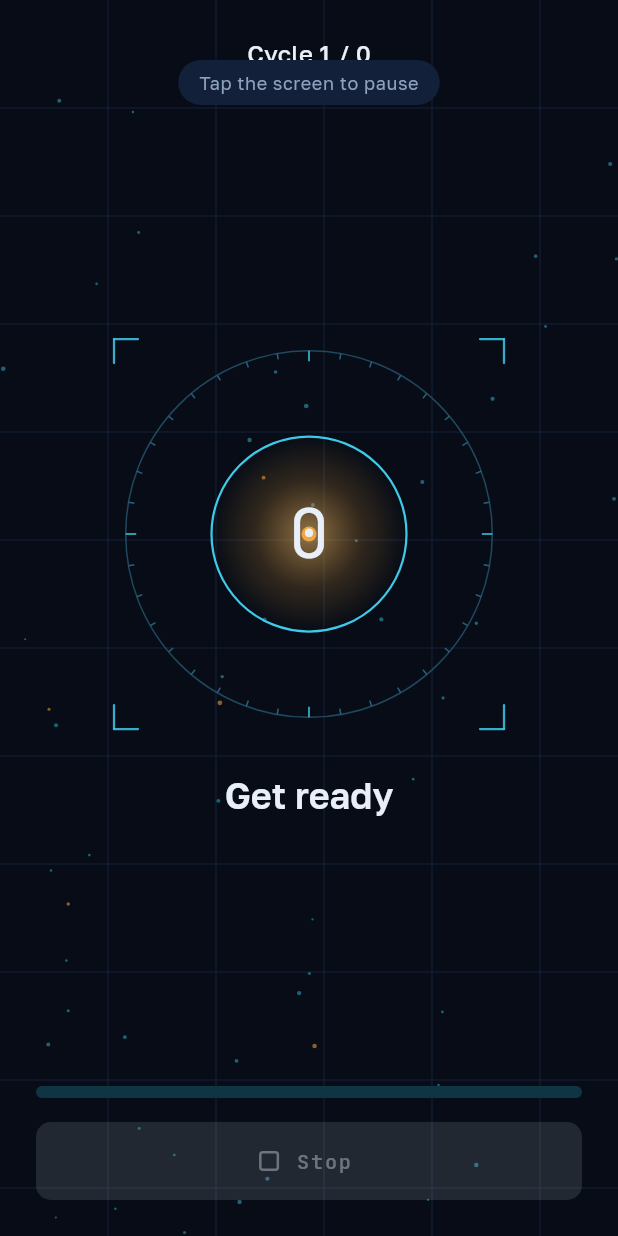
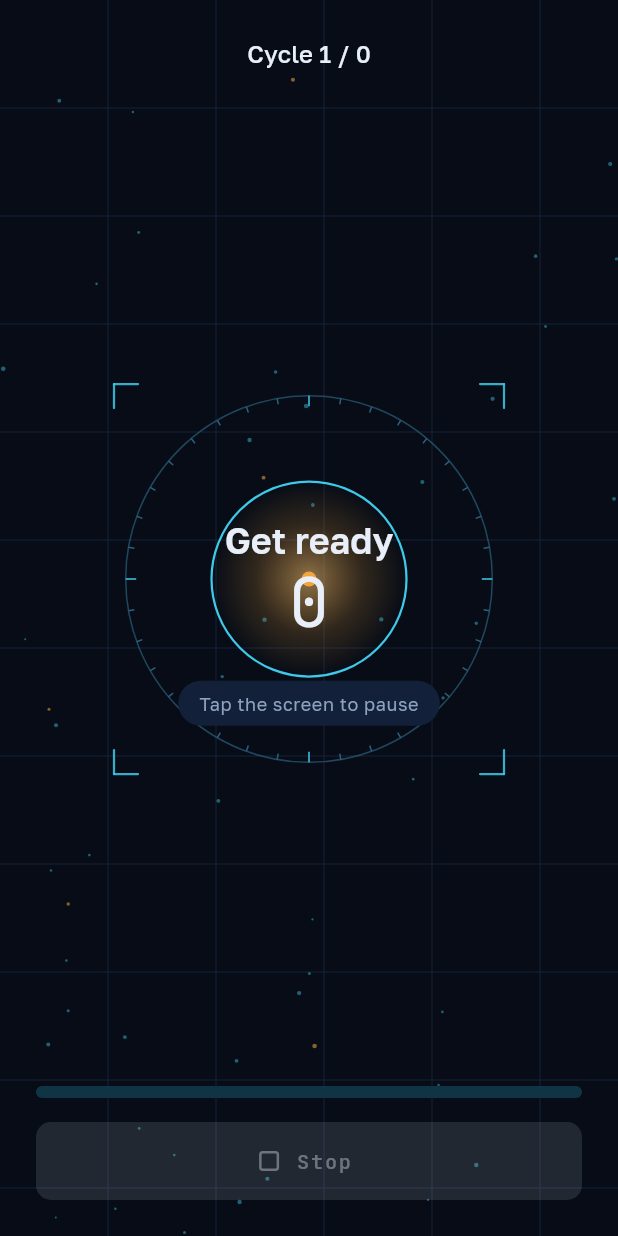
Before and after one commit to gggssaggg-beep/breathin, a Flutter app: the SessionView screen opened directly with empty values, on a phone screen of 412 x 824 dp. Run offline on Flutter 3.47's test engine with Material 3 defaults, Android fonts, the phone set to English and light mode, and no system bars; our stand-ins replace audio_service, flutter_local_notifications, flutter_timezone, just_audio, package_info_plus, path_drawing and 6 more; missing offline and left inert: audio_session, dart:js_interop; accounts and stored records are empty; network calls fail; statements that could not run were skipped.

Commit message:
fix(session): подсказка и фаза — в круге, аффирмация — над кругом
Влад. 2026-07-18: «тап — пауза» терялась под шапкой — теперь пилюля
(и пилюля паузы) поверх нижней части круга; подпись фазы «Вдох/Выдох»
в центре круга над отсчётом (раньше жила под фигурой); аффирмация
фикра — сразу над кругом, в поле зрения. Проверено golden-скриншотами
пяти состояний (вдох, фикр, пауза, подготовка, элементы).

Co-Authored-By: Claude Fable 5 <noreply@anthropic.com>

```diff
--- a/lib/features/session/session_view.dart
+++ b/lib/features/session/session_view.dart
@@ -90,23 +90,6 @@ class SessionView extends StatelessWidget {
                   ),
                 ),
               ],
-              // Фраза фикра — в такт фазе (№10). AnimatedSwitcher мягко
-              // меняет текст на границе вдох/выдох.
-              if (phraseTexts != null && !finished) ...[
-                const SizedBox(height: 8),
-                AnimatedSwitcher(
-                  duration: const Duration(milliseconds: 350),
-                  child: Text(
-                    _phraseFor() ?? '',
-                    key: ValueKey(_phraseFor() ?? ''),
-                    textAlign: TextAlign.center,
-                    style: theme.textTheme.titleLarge?.copyWith(
-                      color: theme.colorScheme.primary,
-                      fontWeight: FontWeight.w600,
-                    ),
-                  ),
-                ),
-              ],
               Expanded(
                 // На невысоких экранах (iPhone) фигура вместе с подписью под
                 // ней раньше вылезала за пределы области и накрывалась
@@ -164,23 +147,7 @@ class SessionView extends StatelessWidget {
             : GestureDetector(
                 behavior: HitTestBehavior.opaque,
                 onTap: onPauseResume,
-                child: Stack(
-                  children: [
-                    body,
-                    // Подсказки поверх, без сдвига макета: сначала
-                    // растворяющаяся «тап — пауза», на паузе — постоянная.
-                    Positioned(
-                      top: 40,
-                      left: 0,
-                      right: 0,
-                      child: Center(
-                        child: paused
-                            ? SessionHintPill(text: l.pausedTapHint)
-                            : const TapPauseHint(),
-                      ),
-                    ),
-                  ],
-                ),
+                child: body,
               ),
       )),
     );
@@ -197,6 +164,29 @@ class SessionView extends StatelessWidget {
     return Column(
       mainAxisSize: MainAxisSize.min,
       children: [
+        // Аффирмация (фраза фикра) — сразу над кругом (влад. 2026-07-18:
+        // под шапкой экрана она выпадала из поля зрения). AnimatedSwitcher
+        // мягко меняет текст на границе вдох/выдох (№10).
+        if (phraseTexts != null) ...[
+          ConstrainedBox(
+            constraints: const BoxConstraints(maxWidth: 300),
+            child: AnimatedSwitcher(
+              duration: const Duration(milliseconds: 350),
+              child: Text(
+                _phraseFor() ?? '',
+                key: ValueKey(_phraseFor() ?? ''),
+                textAlign: TextAlign.center,
+                maxLines: 2,
+                overflow: TextOverflow.ellipsis,
+                style: theme.textTheme.titleLarge?.copyWith(
+                  color: theme.colorScheme.primary,
+                  fontWeight: FontWeight.w600,
+                ),
+              ),
+            ),
+          ),
+          const SizedBox(height: 16),
+        ],
         SizedBox(
           height: 260,
           width: 260,
@@ -217,7 +207,21 @@ class SessionView extends StatelessWidget {
                   hant: theme.extension<HantStyle>(),
                 ),
               ),
-              // Число секунд поверх фигуры
+              // Подпись фазы и отсчёт секунд — в центре фигуры («центр
+              // дисплея» — влад. 2026-07-18: раньше подпись жила под кругом
+              // и терялась).
+              Column(
+                mainAxisSize: MainAxisSize.min,
+                children: [
+                  SizedBox(
+                    width: 200,
+                    child: Text(
+                      title,
+                      style: theme.textTheme.headlineSmall,
+                      textAlign: TextAlign.center,
+                      maxLines: 2,
+                    ),
+                  ),
                   Text(
                     number,
                     style: theme.textTheme.displayMedium?.copyWith(
@@ -227,13 +231,17 @@ class SessionView extends StatelessWidget {
                   ),
                 ],
               ),
+              // Подсказки тапа — поверх нижней части круга, чтобы попадали
+              // в поле зрения (влад. 2026-07-18): сначала растворяющаяся
+              // «тап — пауза», на паузе — постоянная «тап — продолжить».
+              Align(
+                alignment: const Alignment(0, 0.72),
+                child: paused
+                    ? SessionHintPill(text: l.pausedTapHint)
+                    : const TapPauseHint(),
               ),
-        const SizedBox(height: 28),
-        // Заголовок фазы под фигурой
-        Text(
-          title,
-          style: theme.textTheme.headlineSmall,
-          textAlign: TextAlign.center,
+            ],
+          ),
         ),
       ],
     );
```
Lines whose indentation alone changed are shown as unchanged.
